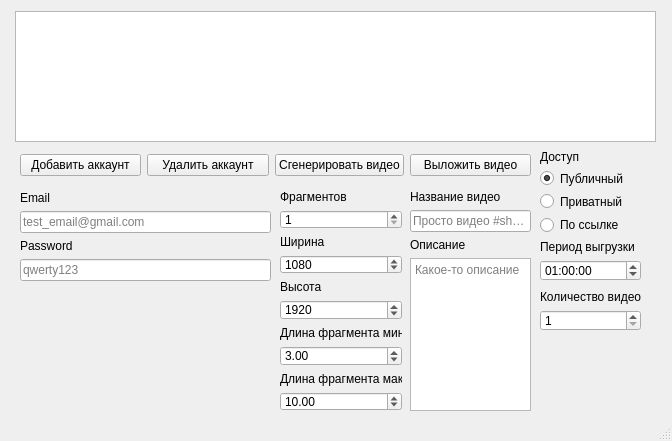
This is youtube_shorts/main-window.ui in timur-danilchenko/ffmpeg-video-generator as Qt 5 draws it before an edit. The edited form follows.
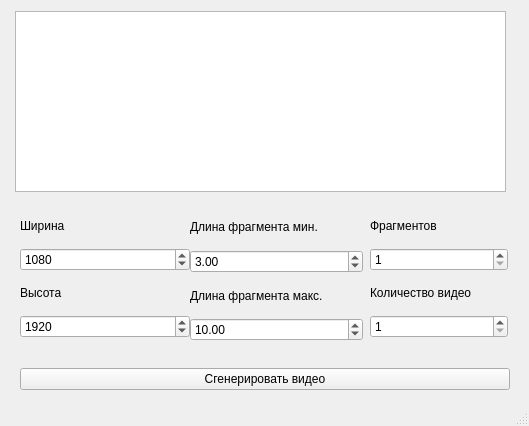
This is the edited form.

Diff of the .ui file:
```diff
--- a/youtube_shorts/main-window.ui
+++ b/youtube_shorts/main-window.ui
@@ -6,8 +6,8 @@
    <rect>
     <x>0</x>
     <y>0</y>
-    <width>672</width>
-    <height>441</height>
+    <width>529</width>
+    <height>426</height>
    </rect>
   </property>
   <property name="windowTitle">
@@ -19,8 +19,8 @@
      <rect>
       <x>15</x>
       <y>11</y>
-      <width>641</width>
-      <height>131</height>
+      <width>491</width>
+      <height>181</height>
      </rect>
     </property>
    </widget>
@@ -28,29 +28,15 @@
     <property name="geometry">
      <rect>
       <x>20</x>
-      <y>150</y>
-      <width>511</width>
-      <height>31</height>
+      <y>360</y>
+      <width>490</width>
+      <height>38</height>
      </rect>
     </property>
-    <layout class="QHBoxLayout" name="horizontalLayout" stretch="0,0,0,0">
+    <layout class="QHBoxLayout" name="horizontalLayout" stretch="0">
      <property name="spacing">
       <number>6</number>
      </property>
-     <item>
-      <widget class="QPushButton" name="addAccount">
-       <property name="text">
-        <string>Добавить аккаунт</string>
-       </property>
-      </widget>
-     </item>
-     <item>
-      <widget class="QPushButton" name="delAccount">
-       <property name="text">
-        <string>Удалить аккаунт</string>
-       </property>
-      </widget>
-     </item>
      <item>
       <widget class="QPushButton" name="genVideo">
        <property name="text">
@@ -58,82 +44,18 @@
        </property>
       </widget>
      </item>
-     <item>
-      <widget class="QPushButton" name="uploadVideo">
-       <property name="text">
-        <string>Выложить видео</string>
-       </property>
-      </widget>
-     </item>
     </layout>
    </widget>
    <widget class="QWidget" name="verticalLayoutWidget">
     <property name="geometry">
      <rect>
-      <x>280</x>
-      <y>190</y>
-      <width>122</width>
-      <height>221</height>
+      <x>190</x>
+      <y>210</y>
+      <width>173</width>
+      <height>131</height>
      </rect>
     </property>
     <layout class="QVBoxLayout" name="verticalLayout_2">
-     <item>
-      <widget class="QLabel" name="label_5">
-       <property name="text">
-        <string>Фрагментов</string>
-       </property>
-      </widget>
-     </item>
-     <item>
-      <widget class="QSpinBox" name="fragmentInVideo">
-       <property name="minimum">
-        <number>1</number>
-       </property>
-       <property name="maximum">
-        <number>10</number>
-       </property>
-      </widget>
-     </item>
-     <item>
-      <widget class="QLabel" name="label">
-       <property name="text">
-        <string>Ширина</string>
-       </property>
-      </widget>
-     </item>
-     <item>
-      <widget class="QSpinBox" name="widthVideo">
-       <property name="maximum">
-        <number>10000</number>
-       </property>
-       <property name="singleStep">
-        <number>10</number>
-       </property>
-       <property name="value">
-        <number>1080</number>
-       </property>
-      </widget>
-     </item>
-     <item>
-      <widget class="QLabel" name="label_2">
-       <property name="text">
-        <string>Высота</string>
-       </property>
-      </widget>
-     </item>
-     <item>
-      <widget class="QSpinBox" name="heightVideo">
-       <property name="maximum">
-        <number>10000</number>
-       </property>
-       <property name="singleStep">
-        <number>10</number>
-       </property>
-       <property name="value">
-        <number>1920</number>
-       </property>
-      </widget>
-     </item>
      <item>
       <widget class="QLabel" name="label_3">
        <property name="text">
@@ -170,179 +92,33 @@
      </item>
     </layout>
    </widget>
-   <widget class="QWidget" name="verticalLayoutWidget_2">
-    <property name="geometry">
-     <rect>
-      <x>410</x>
-      <y>190</y>
-      <width>121</width>
-      <height>221</height>
-     </rect>
-    </property>
-    <layout class="QVBoxLayout" name="verticalLayout_3">
-     <item>
-      <widget class="QLabel" name="label_6">
-       <property name="text">
-        <string>Название видео</string>
-       </property>
-      </widget>
-     </item>
-     <item>
-      <widget class="QLineEdit" name="videoTitle">
-       <property name="placeholderText">
-        <string>Просто видео #shorts</string>
-       </property>
-      </widget>
-     </item>
-     <item>
-      <widget class="QLabel" name="label_7">
-       <property name="text">
-        <string>Описание</string>
-       </property>
-      </widget>
-     </item>
-     <item>
-      <widget class="QTextEdit" name="videoDescription">
-       <property name="documentTitle">
-        <string/>
-       </property>
-       <property name="placeholderText">
-        <string>Какое-то описание</string>
-       </property>
-      </widget>
-     </item>
-    </layout>
-   </widget>
-   <widget class="QWidget" name="verticalLayoutWidget_4">
-    <property name="geometry">
-     <rect>
-      <x>20</x>
-      <y>190</y>
-      <width>251</width>
-      <height>91</height>
-     </rect>
-    </property>
-    <layout class="QVBoxLayout" name="verticalLayout_5">
-     <item>
-      <widget class="QLabel" name="label_11">
-       <property name="text">
-        <string>Email</string>
-       </property>
-      </widget>
-     </item>
-     <item>
-      <widget class="QLineEdit" name="email">
-       <property name="placeholderText">
-        <string>test_email@gmail.com</string>
-       </property>
-      </widget>
-     </item>
-     <item>
-      <widget class="QLabel" name="label_12">
-       <property name="text">
-        <string>Password</string>
-       </property>
-      </widget>
-     </item>
-     <item>
-      <widget class="QLineEdit" name="password">
-       <property name="placeholderText">
-        <string>qwerty123</string>
-       </property>
-      </widget>
-     </item>
-    </layout>
-   </widget>
-   <widget class="QWidget" name="verticalLayoutWidget_5">
-    <property name="geometry">
-     <rect>
-      <x>540</x>
-      <y>150</y>
-      <width>84</width>
-      <height>84</height>
-     </rect>
-    </property>
-    <layout class="QVBoxLayout" name="verticalLayout_6">
-     <item>
-      <widget class="QLabel" name="label_8">
-       <property name="text">
-        <string>Доступ</string>
-       </property>
-      </widget>
-     </item>
-     <item>
-      <widget class="QRadioButton" name="publicAccess">
-       <property name="text">
-        <string>Публичный</string>
-       </property>
-       <property name="checked">
-        <bool>true</bool>
-       </property>
-      </widget>
-     </item>
-     <item>
-      <widget class="QRadioButton" name="privateAccess">
-       <property name="text">
-        <string>Приватный</string>
-       </property>
-      </widget>
-     </item>
-     <item>
-      <widget class="QRadioButton" name="linkAccess">
-       <property name="text">
-        <string>По ссылке</string>
-       </property>
-      </widget>
-     </item>
-    </layout>
-   </widget>
-   <widget class="QWidget" name="verticalLayoutWidget_6">
-    <property name="geometry">
-     <rect>
-      <x>540</x>
-      <y>240</y>
-      <width>101</width>
-      <height>41</height>
-     </rect>
-    </property>
-    <layout class="QVBoxLayout" name="verticalLayout_7">
-     <item>
-      <widget class="QLabel" name="label_9">
-       <property name="text">
-        <string>Период выгрузки</string>
-       </property>
-      </widget>
-     </item>
-     <item>
-      <widget class="QTimeEdit" name="scheduleUploadVideo">
-       <property name="maximumDate">
-        <date>
-         <year>2000</year>
-         <month>1</month>
-         <day>5</day>
-        </date>
-       </property>
-       <property name="time">
-        <time>
-         <hour>1</hour>
-         <minute>0</minute>
-         <second>0</second>
-        </time>
-       </property>
-      </widget>
-     </item>
-    </layout>
-   </widget>
    <widget class="QWidget" name="verticalLayoutWidget_7">
     <property name="geometry">
      <rect>
-      <x>540</x>
-      <y>290</y>
-      <width>101</width>
-      <height>41</height>
+      <x>370</x>
+      <y>210</y>
+      <width>138</width>
+      <height>128</height>
      </rect>
     </property>
     <layout class="QVBoxLayout" name="verticalLayout_8">
+     <item>
+      <widget class="QLabel" name="label_5">
+       <property name="text">
+        <string>Фрагментов</string>
+       </property>
+      </widget>
+     </item>
+     <item>
+      <widget class="QSpinBox" name="fragmentInVideo">
+       <property name="minimum">
+        <number>1</number>
+       </property>
+       <property name="maximum">
+        <number>10</number>
+       </property>
+      </widget>
+     </item>
      <item>
       <widget class="QLabel" name="label_10">
        <property name="text">
@@ -362,6 +138,58 @@
      </item>
     </layout>
    </widget>
+   <widget class="QWidget" name="verticalLayoutWidget_2">
+    <property name="geometry">
+     <rect>
+      <x>20</x>
+      <y>210</y>
+      <width>170</width>
+      <height>128</height>
+     </rect>
+    </property>
+    <layout class="QVBoxLayout" name="verticalLayout">
+     <item>
+      <widget class="QLabel" name="label">
+       <property name="text">
+        <string>Ширина</string>
+       </property>
+      </widget>
+     </item>
+     <item>
+      <widget class="QSpinBox" name="widthVideo">
+       <property name="maximum">
+        <number>10000</number>
+       </property>
+       <property name="singleStep">
+        <number>10</number>
+       </property>
+       <property name="value">
+        <number>1080</number>
+       </property>
+      </widget>
+     </item>
+     <item>
+      <widget class="QLabel" name="label_2">
+       <property name="text">
+        <string>Высота</string>
+       </property>
+      </widget>
+     </item>
+     <item>
+      <widget class="QSpinBox" name="heightVideo">
+       <property name="maximum">
+        <number>10000</number>
+       </property>
+       <property name="singleStep">
+        <number>10</number>
+       </property>
+       <property name="value">
+        <number>1920</number>
+       </property>
+      </widget>
+     </item>
+    </layout>
+   </widget>
   </widget>
   <widget class="QStatusBar" name="statusbar"/>
  </widget>
```
